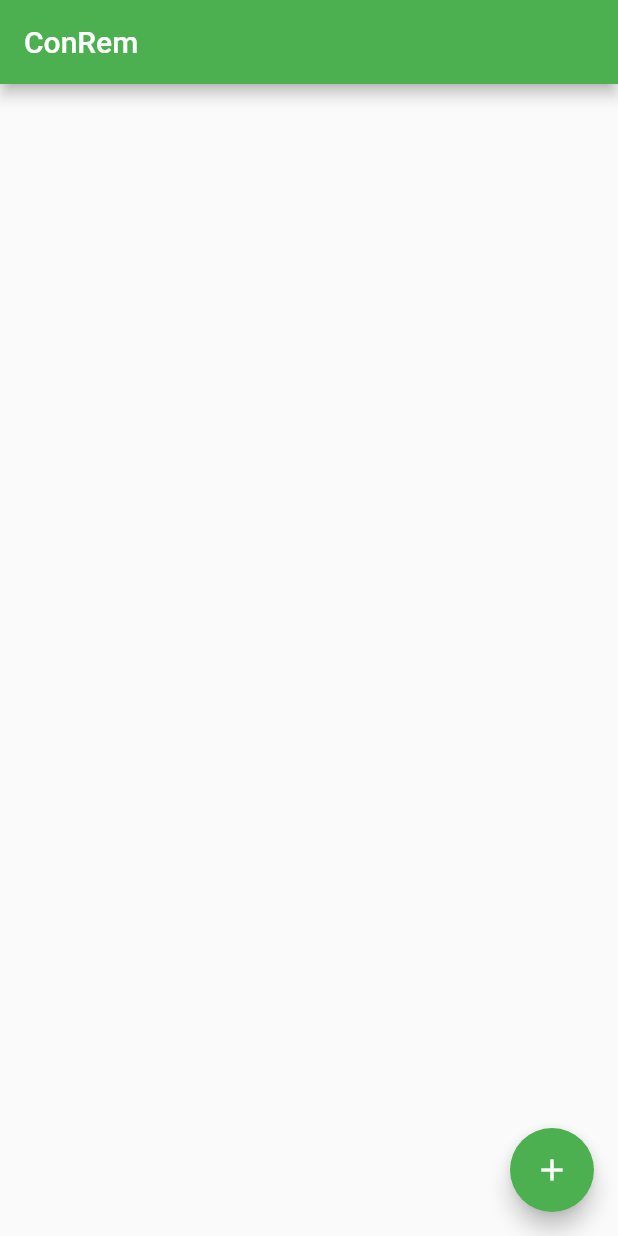
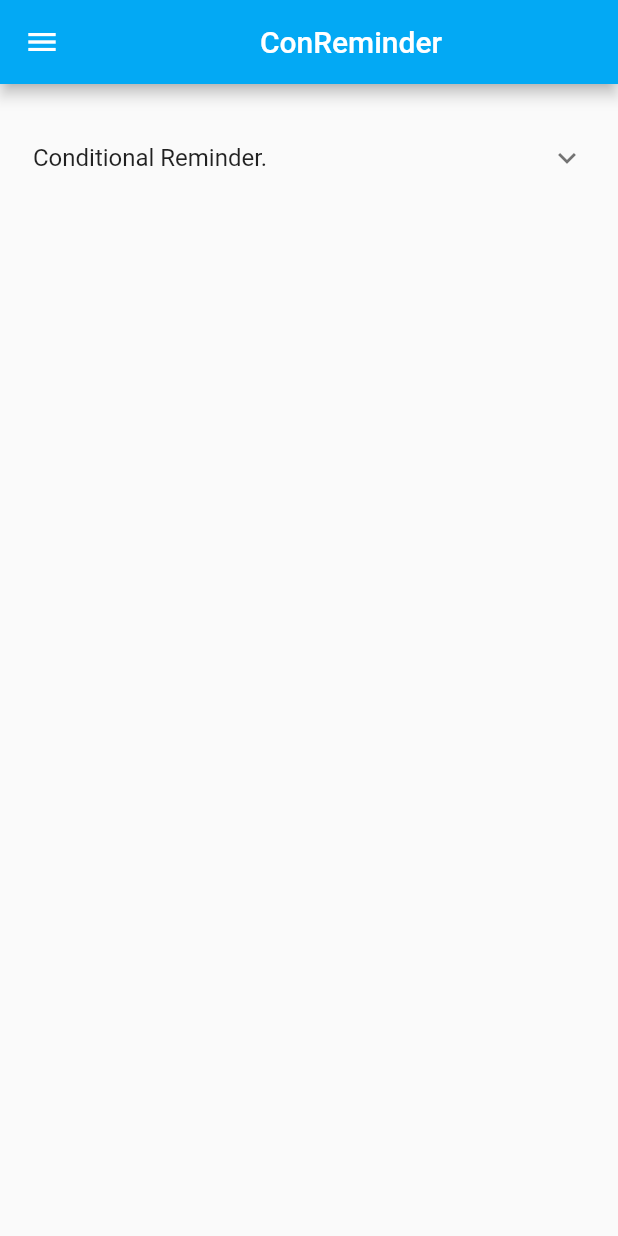
Before and after one commit to ShpresimMuja/GR, a Flutter app: the screen it shows after launch, on a phone screen of 412 x 824 dp. Run offline on Flutter 3.47's test engine with Material 2 defaults, Android fonts, the phone set to English and light mode, and no system bars.

Commit message:
Improved the UI

```diff
--- /dev/null
+++ b/myapp/lib/C_AppBar.dart
@@ -0,0 +1,69 @@
+
+import 'package:flutter/material.dart';
+import 'ChooseModalBottomSheet.dart';
+class C_AppBar extends StatelessWidget {
+    @override
+    Widget build(BuildContext context) {
+      return Scaffold(
+                appBar: AppBar(
+          title: Center(child: Text("ConReminder")),
+          backgroundColor: Colors.lightBlue,
+
+
+          ),
+          drawer:Drawer(
+
+    child: ListView(
+
+      padding: EdgeInsets.zero,
+      children: <Widget>[
+        DrawerHeader(
+          child: Text('Preferences', style: TextStyle(fontSize: 20, color: Colors.white, fontWeight: FontWeight.bold)),
+          decoration: BoxDecoration(
+            color: Colors.lightBlue,
+
+          ),
+        ),
+        ListTile(
+          title: Text('About', style: TextStyle(fontSize: 15, color: Colors.black, fontWeight: FontWeight.bold)),
+          onTap: () {
+
+          },
+        ),
+      ],
+    ),
+  ),
+
+  body: Container(
+    child: Padding(
+    padding: EdgeInsets.only(
+        top: 20.0, left: 6.0, right: 6.0, bottom: 6.0),
+        child: ExpansionTile(
+        title: Text('Conditional Reminder.'),
+        children: [
+
+          Container(  alignment: Alignment.centerLeft,
+            child:Padding(padding: EdgeInsets.all(20),child: Text("If", style: TextStyle(fontSize: 23 , color: Colors.green))
+          )
+          ),
+
+          Padding(padding:EdgeInsets.all(10), child: Row( mainAxisAlignment: MainAxisAlignment.spaceEvenly,    children: <Widget>[
+
+              Text("Coin"),
+              ChooseModalBottomSheet()
+          ]
+
+
+          )
+          )
+        ],
+
+      ),
+    ),
+  )
+
+
+    );
+  }
+
+}
--- a/myapp/lib/main.dart
+++ b/myapp/lib/main.dart
@@ -1,56 +1,32 @@
 import 'package:flutter/material.dart';
+import "C_AppBar.dart";
 
 void main() {
-  runApp(MyApp());
+  runApp(App());
 }
 
-class MyApp extends StatelessWidget {
+class App extends StatelessWidget {
 
   @override
   Widget build(BuildContext context) {
     return MaterialApp(
-      title: 'Flutter Demo',
-      theme: ThemeData(
+     title: "ConReminder",
+      home: Home()
 
 
-
-
-        primarySwatch: Colors.green,
-      ),
-      home: MyHomePage(title: 'ConRem'),
     );
   }
 }
 
-class MyHomePage extends StatefulWidget {
-  MyHomePage({Key key, this.title}) : super(key: key);
+class Home extends StatelessWidget {
+  @override
+  Widget build(BuildContext context) {
+    return Scaffold(
+
+      body: C_AppBar(),
 
 
 
-  final String title;
-
-  @override
-  _MyHomePageState createState() => _MyHomePageState();
-}
-
-class _MyHomePageState extends State<MyHomePage> {
-
-  @override
-  Widget build(BuildContext context) {
-
-    return Scaffold(
-      appBar: AppBar(
-
-        title: Text(widget.title),
-      ),
-      body: Center(
-
-
-      ),
-      floatingActionButton: FloatingActionButton(
-
-        child: Icon(Icons.add),
-      ),
     );
   }
 }
--- a/myapp/pubspec.yaml
+++ b/myapp/pubspec.yaml
@@ -28,6 +28,7 @@ dependencies:
   # The following adds the Cupertino Icons font to your application.
   # Use with the CupertinoIcons class for iOS style icons.
   cupertino_icons: ^1.0.2
+  expandable: ^5.0.1
 
 dev_dependencies:
   flutter_test:
```
Also changed, not shown: myapp/lib/C_Row.dart (added, +27 -0 lines), myapp/lib/ChooseModalBottomSheet.dart (added, +36 -0 lines), myapp/pubspec.lock, 1 other file.
